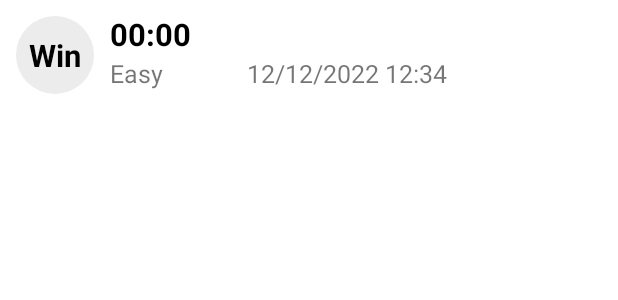
After one commit to AnhAnNek/Minesweeper, an Android app: the layout item_container_history.xml on its own in the app's theme, with its tools: preview values and no code run, on a phone screen of 412 x 824 dp. The commit adds this screen. Shown: the top 300 px of the screen. Run offline under Robolectric (Android 15) with nearby library versions, the phone set to English and light mode, and no system bars.

Commit message:
#2 display history, add gradle

```diff
--- a/app/build.gradle
+++ b/app/build.gradle
@@ -36,4 +36,8 @@ dependencies {
     testImplementation 'junit:junit:4.13.2'
     androidTestImplementation 'androidx.test.ext:junit:1.1.4'
     androidTestImplementation 'androidx.test.espresso:espresso-core:3.5.0'
+
+    // Scalable size unit (support for different screen size)
+    implementation 'com.intuit.sdp:sdp-android:1.1.0'
+    implementation 'com.intuit.ssp:ssp-android:1.1.0'
 }
--- /dev/null
+++ b/app/src/main/res/drawable/background_icon.xml
@@ -0,0 +1,6 @@
+<?xml version="1.0" encoding="utf-8"?>
+<shape xmlns:android="http://schemas.android.com/apk/res/android"
+    android:shape="rectangle">
+    <solid android:color="@color/icon_background" />
+    <corners android:radius="@dimen/_8sdp" />
+</shape>
--- /dev/null
+++ b/app/src/main/res/drawable/background_image.xml
@@ -0,0 +1,5 @@
+<?xml version="1.0" encoding="utf-8"?>
+<shape xmlns:android="http://schemas.android.com/apk/res/android"
+    android:shape="oval">
+    <solid android:color="@color/input_background" />
+</shape>
--- /dev/null
+++ b/app/src/main/res/drawable/ic_back.xml
@@ -0,0 +1,5 @@
+<vector android:autoMirrored="true" android:height="24dp"
+    android:tint="#000000" android:viewportHeight="24"
+    android:viewportWidth="24" android:width="24dp" xmlns:android="http://schemas.android.com/apk/res/android">
+    <path android:fillColor="@android:color/white" android:pathData="M16.62,2.99c-0.49,-0.49 -1.28,-0.49 -1.77,0L6.54,11.3c-0.39,0.39 -0.39,1.02 0,1.41l8.31,8.31c0.49,0.49 1.28,0.49 1.77,0s0.49,-1.28 0,-1.77L9.38,12l7.25,-7.25c0.48,-0.48 0.48,-1.28 -0.01,-1.76z"/>
+</vector>
--- /dev/null
+++ b/app/src/main/res/layout/item_container_history.xml
@@ -0,0 +1,69 @@
+<?xml version="1.0" encoding="utf-8"?>
+<androidx.constraintlayout.widget.ConstraintLayout xmlns:android="http://schemas.android.com/apk/res/android"
+    xmlns:tools="http://schemas.android.com/tools"
+    android:layout_width="match_parent"
+    android:layout_height="wrap_content"
+    xmlns:app="http://schemas.android.com/apk/res-auto"
+    android:padding="@dimen/_8sdp"
+    android:id="@+id/historyLayout">
+
+    <TextView
+        android:id="@+id/result_tv"
+        android:layout_width="@dimen/_40sdp"
+        android:layout_height="@dimen/_40sdp"
+        android:gravity="center"
+        android:text="Win"
+        android:textColor="@color/black"
+        android:textSize="@dimen/_16ssp"
+        android:textStyle="bold"
+        android:background="@drawable/background_image"
+        app:layout_constraintStart_toStartOf="parent"
+        app:layout_constraintTop_toTopOf="parent" />
+
+    <View
+        android:id="@+id/view_supporter"
+        android:layout_width="1dp"
+        android:layout_height="1dp"
+        app:layout_constraintBottom_toBottomOf="@+id/result_tv"
+        app:layout_constraintStart_toEndOf="@+id/result_tv"
+        app:layout_constraintTop_toTopOf="@+id/result_tv" />
+
+    <TextView
+        android:id="@+id/completion_time_tv"
+        android:layout_width="0dp"
+        android:layout_height="wrap_content"
+        android:layout_marginStart="@dimen/_8sdp"
+        android:layout_marginEnd="@dimen/_8sdp"
+        android:text="00:00"
+        android:textSize="@dimen/_16ssp"
+        android:textColor="@color/black"
+        android:textStyle="bold"
+        app:layout_constraintBottom_toTopOf="@id/view_supporter"
+        app:layout_constraintEnd_toEndOf="parent"
+        app:layout_constraintStart_toEndOf="@id/result_tv" />
+
+    <LinearLayout
+        android:layout_width="0dp"
+        android:layout_height="wrap_content"
+        android:layout_marginStart="@dimen/_8sdp"
+        android:layout_marginEnd="@dimen/_8sdp"
+        app:layout_constraintTop_toBottomOf="@id/view_supporter"
+        app:layout_constraintEnd_toEndOf="parent"
+        app:layout_constraintStart_toEndOf="@id/result_tv">
+
+        <TextView
+            android:id="@+id/game_mode_tv"
+            android:layout_width="@dimen/_70sdp"
+            android:layout_height="wrap_content"
+            android:text="Easy"
+            android:textSize="@dimen/_13ssp" />
+
+        <TextView
+            android:id="@+id/date_tv"
+            android:layout_width="0dp"
+            android:layout_height="wrap_content"
+            android:layout_weight="1"
+            android:text="12/12/2022 12:34"
+            android:textSize="@dimen/_13ssp" />
+    </LinearLayout>
+</androidx.constraintlayout.widget.ConstraintLayout>
--- a/app/src/main/res/values/colors.xml
+++ b/app/src/main/res/values/colors.xml
@@ -7,4 +7,7 @@
     <color name="teal_700">#FF018786</color>
     <color name="black">#FF000000</color>
     <color name="white">#FFFFFFFF</color>
+    <color name="grey">#808080</color>
+    <color name="input_background">#ECECEC</color>
+    <color name="icon_background">#20FFFFFF</color>
 </resources>
```
Also changed, not shown: app/src/main/AndroidManifest.xml (+8 -1 lines), app/src/main/java/com/vanannek/minesweeper/activites/HistoryActivity.java (added, +72 -0 lines), app/src/main/java/com/vanannek/minesweeper/activites/MainActivity.java (renamed from app/src/main/java/com/vanannek/minesweeper/MainActivity.java, +46 -33 lines), app/src/main/java/com/vanannek/minesweeper/adapters/HistoryAdapter.java (added, +70 -0 lines), app/src/main/java/com/vanannek/minesweeper/database/MyDatabaseHelper.java (added, +92 -0 lines), app/src/main/java/com/vanannek/minesweeper/models/CountUpTimer.java (renamed from app/src/main/java/com/vanannek/minesweeper/CountUpTimer.java, +7 -2 lines), app/src/main/java/com/vanannek/minesweeper/models/Engine.java (renamed from app/src/main/java/com/vanannek/minesweeper/Minesweeper.java, +46 -33 lines), app/src/main/java/com/vanannek/minesweeper/models/GameMode.java (renamed from app/src/main/java/com/vanannek/minesweeper/GameMode.java, +4 -4 lines), app/src/main/java/com/vanannek/minesweeper/models/History.java (added, +10 -0 lines), app/src/main/java/com/vanannek/minesweeper/utilities/Utils.java (+14 -0 lines), app/src/main/res/drawable/background_content_bottom.xml (added, +8 -0 lines), app/src/main/res/layout/activity_history.xml (added, +55 -0 lines), app/src/main/res/layout/activity_main.xml (+49 -31 lines).
